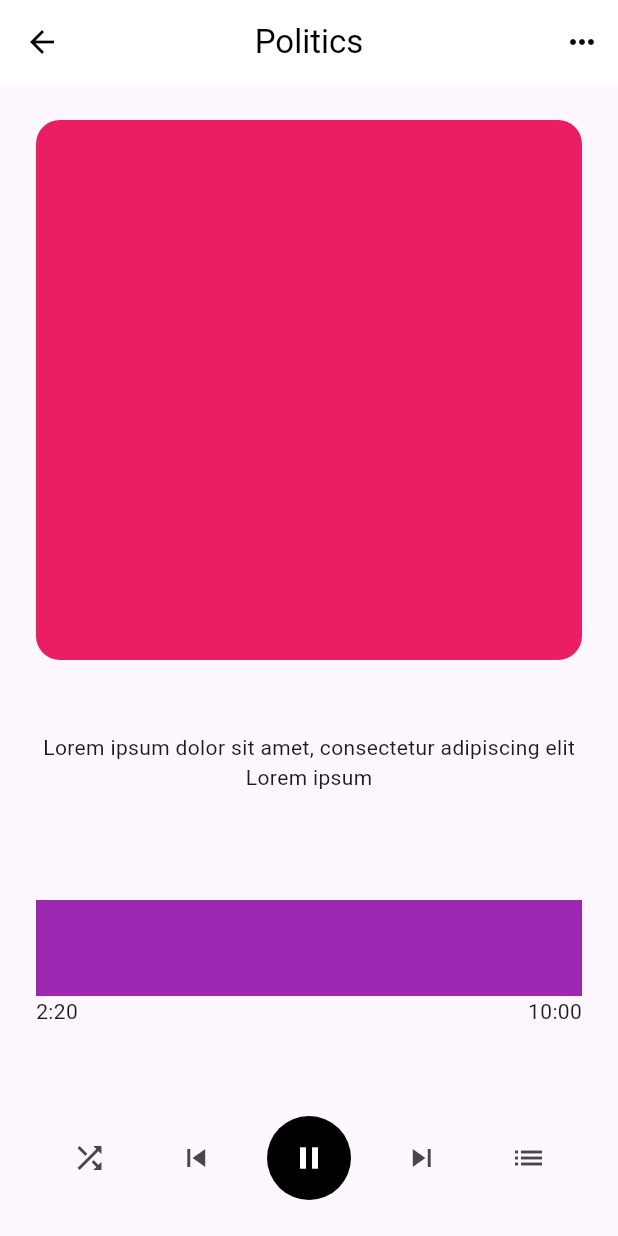
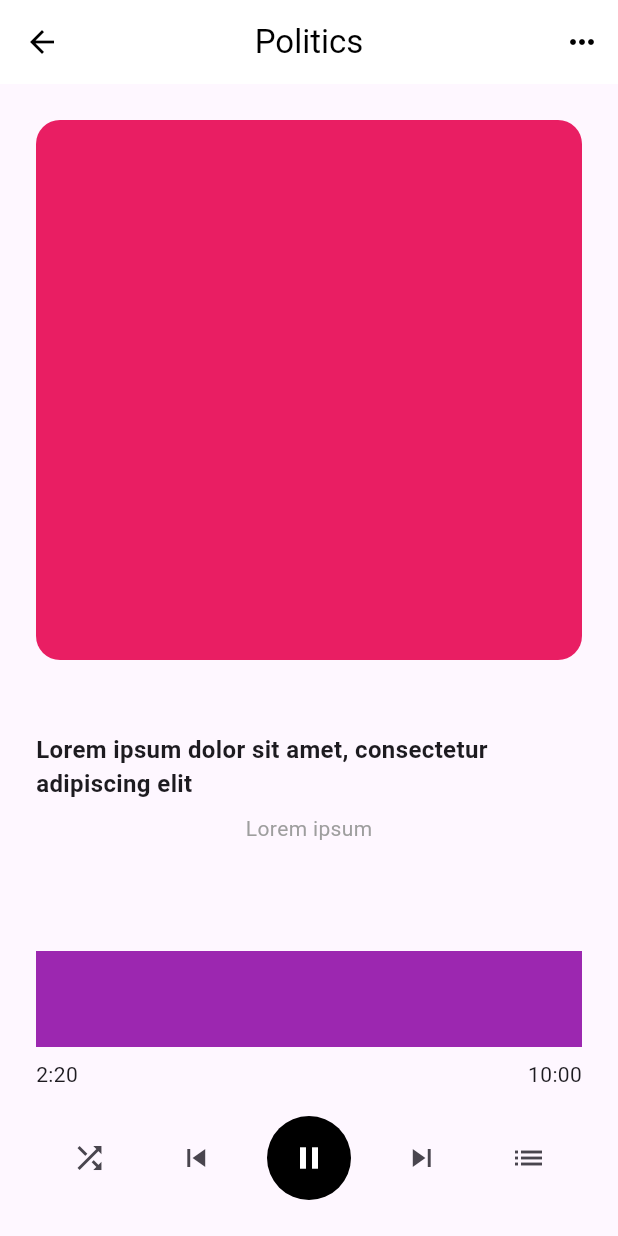
Before and after one commit to JAICHANGPARK/flutter_notebook_chapter_33, a Flutter app: the NewsAppAudioPage screen opened directly, on a phone screen of 412 x 824 dp. Run offline on Flutter 3.47's test engine with Material 2 defaults, Android fonts, the phone set to English and light mode, and no system bars; our stand-ins replace dots_indicator.

Commit message:
Update news_app_audio_page.dart

```diff
--- a/lib/ep1667_news_app_with_audio_podcast/views/news_app_audio_page.dart
+++ b/lib/ep1667_news_app_with_audio_podcast/views/news_app_audio_page.dart
@@ -32,19 +32,35 @@ class _NewsAppAudioPageState extends State<NewsAppAudioPage> {
           children: [
             Container(
               height: 360,
-              decoration: BoxDecoration(
-                color: Colors.pink,
-                borderRadius: BorderRadius.circular(16)
+              decoration: BoxDecoration(color: Colors.pink, borderRadius: BorderRadius.circular(16)),
+            ),
+            SizedBox(
+              height: 48,
+            ),
+            Text(
+              "Lorem ipsum dolor sit amet, consectetur adipiscing elit",
+              style: TextStyle(
+                fontWeight: FontWeight.bold,
+                fontSize: 16,
               ),
             ),
-            SizedBox(height: 48,),
-            Text("Lorem ipsum dolor sit amet, consectetur adipiscing elit"),
-            Text("Lorem ipsum"),
-            SizedBox(height: 72,),
+            SizedBox(
+              height: 8,
+            ),
+            Text(
+              "Lorem ipsum",
+              style: TextStyle(
+                color: Colors.grey,
+              ),
+            ),
+            SizedBox(
+              height: 72,
+            ),
             Container(
               height: 64,
               color: Colors.purple,
             ),
+            SizedBox(height: 8,),
             Row(
               mainAxisAlignment: MainAxisAlignment.spaceBetween,
               children: [
```
